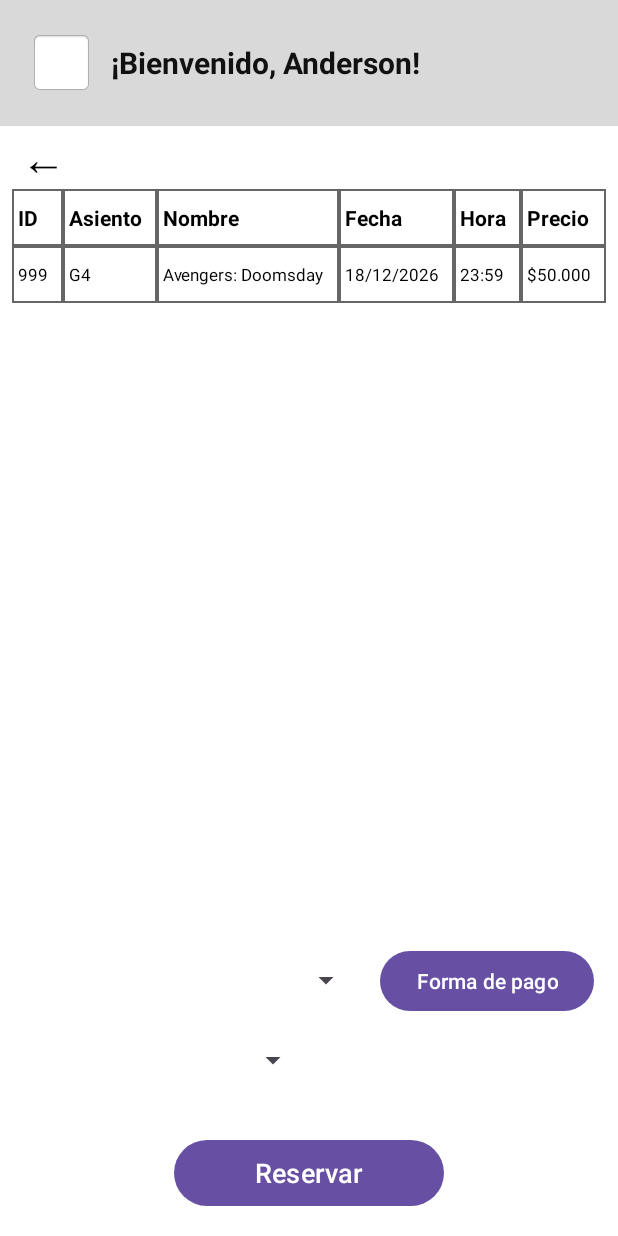
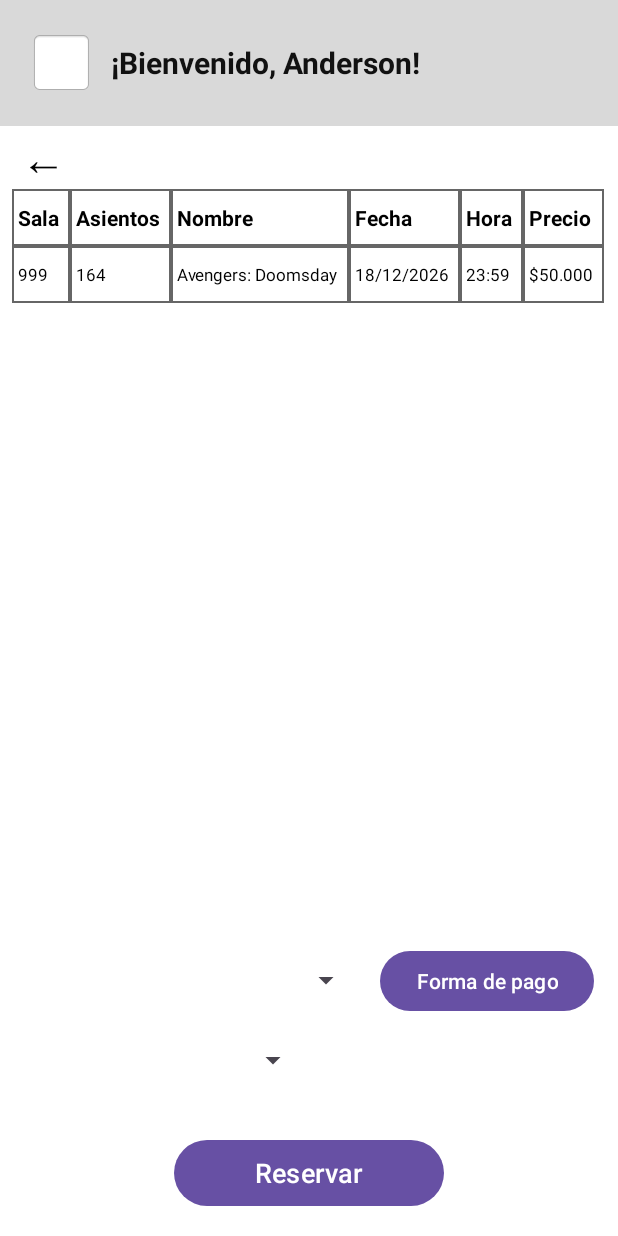
Before and after one commit to Sakrifit/ProyectoFinalKotlinUPB, an Android app: the layout activity_interfaz_usuario.xml on its own in the app's theme, with its tools: preview values and no code run, on a phone screen of 412 x 824 dp. Run offline under Robolectric (Android 15) with nearby library versions, the phone set to English and light mode, and no system bars.

Commit message:
actualizacion de ids en login, registro y los {nombres de tablas

```diff
--- a/app/src/main/res/layout/activity_admin.xml
+++ b/app/src/main/res/layout/activity_admin.xml
@@ -74,8 +74,8 @@
             android:shrinkColumns="*">
 
             <TableRow>
-                <TextView style="@style/TablaEncabezado" android:text="ID" />
-                <TextView style="@style/TablaEncabezado" android:text="Asiento" />
+                    <TextView style="@style/TablaEncabezado" android:text="Sala" />
+                <TextView style="@style/TablaEncabezado" android:text="Asientos" />
                 <TextView style="@style/TablaEncabezado" android:text="Nombre" />
                 <TextView style="@style/TablaEncabezado" android:text="Fecha" />
                 <TextView style="@style/TablaEncabezado" android:text="Hora" />
--- a/app/src/main/res/layout/activity_interfaz_usuario.xml
+++ b/app/src/main/res/layout/activity_interfaz_usuario.xml
@@ -64,8 +64,8 @@
             android:background="#FFFFFF">
 
             <TableRow android:background="#FFFFFF">
-                <TextView style="@style/TablaEncabezado" android:text="ID" />
-                <TextView style="@style/TablaEncabezado" android:text="Asiento" />
+                <TextView style="@style/TablaEncabezado" android:text="Sala" />
+                <TextView style="@style/TablaEncabezado" android:text="Asientos" />
                 <TextView style="@style/TablaEncabezado" android:text="Nombre" />
                 <TextView style="@style/TablaEncabezado" android:text="Fecha" />
                 <TextView style="@style/TablaEncabezado" android:text="Hora" />
@@ -73,7 +73,7 @@
             </TableRow>
             <TableRow>
                 <TextView style="@style/TablaCelda" android:text="999" />
-                <TextView style="@style/TablaCelda" android:text="G4" />
+                <TextView style="@style/TablaCelda" android:text="164" />
                 <TextView style="@style/TablaCelda" android:text="Avengers: Doomsday" />
                 <TextView style="@style/TablaCelda" android:text="18/12/2026" />
                 <TextView style="@style/TablaCelda" android:text="23:59" />
```
Also changed, not shown: app/src/main/res/layout/activity_login.xml (+7 -4 lines), app/src/main/res/layout/activity_registro.xml (+4 -4 lines).
